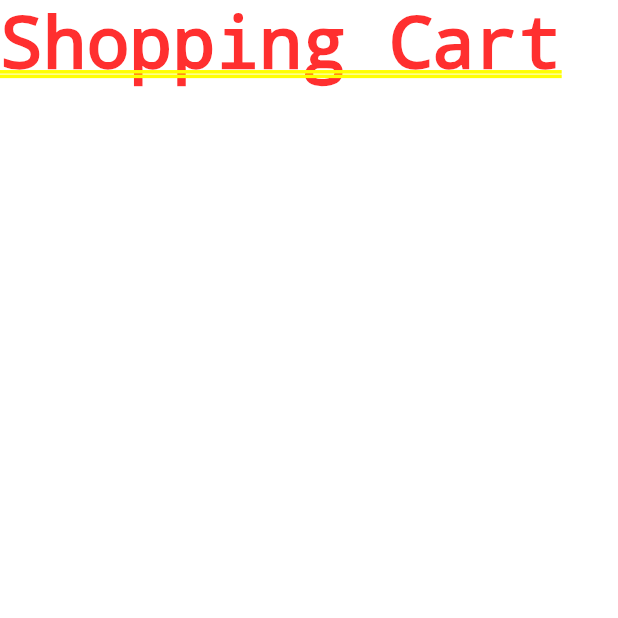
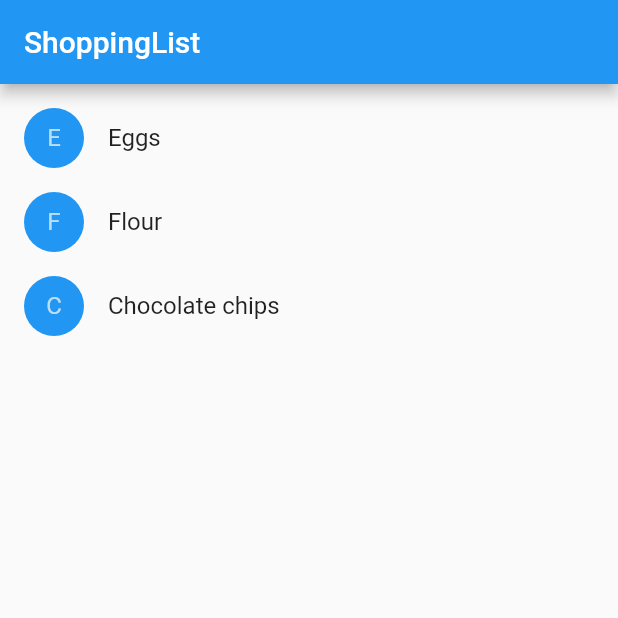
Before and after one commit to astutz96/shopping_cart, a Flutter app: the screen it shows after launch, on a phone screen of 412 x 824 dp, the top half of it. Run offline on Flutter 3.47's test engine with Material 2 defaults, Android fonts, the phone set to English and light mode, and no system bars.

Commit message:
Added shopping list

```diff
--- a/lib/main.dart
+++ b/lib/main.dart
@@ -1,10 +1,15 @@
 import 'package:flutter/material.dart';
-import 'dart:developer';
 
 void main() {
   runApp(MaterialApp(
     title: 'Shopping App',
-    home: Text('Shopping Cart'),
+    home: ShoppingList(
+      products: <Product>[
+        Product(name: 'Eggs'),
+        Product(name: 'Flour'),
+        Product(name: 'Chocolate chips'),
+      ],
+    ),
   ));
 }
 
@@ -51,3 +56,49 @@ class ShoppingListItem extends StatelessWidget {
     );
   }
 }
+
+class ShoppingList extends StatefulWidget{
+
+  final List<Product> products;
+  //For more info on Keys see https://api.flutter.dev/flutter/foundation/Key-class.html
+  ShoppingList({Key key, this.products}) : super(key: key);
+
+  //subclasses of State are typically named with leading underscores to indicate that they are private implementation details
+  _ShoppingListState createState() => _ShoppingListState();
+}
+
+// When this widget’s parent rebuilds, the parent creates a new instance of ShoppingList,
+// but the framework reuses the _ShoppingListState instance that is already in the tree rather than calling createState again.
+class _ShoppingListState extends State<ShoppingList> {
+
+  Set<Product> _shoppingCart = Set<Product>();
+
+  void _handleCartChanged(Product product, bool inCart) {
+    setState(() {
+      if (!inCart)
+        _shoppingCart.add(product);
+      else
+        _shoppingCart.remove(product);
+    });
+  }
+  //you don’t need to write separate code for creating and updating child widgets.
+  //Instead, you simply implement the build function, which handles both situations.
+  @override
+  Widget build(BuildContext context) {
+    return Scaffold(
+      appBar: AppBar(
+        title: Text('ShoppingList'),
+      ),
+      body: ListView(
+        padding: EdgeInsets.symmetric(vertical: 8.0),
+        children: widget.products.map((Product product) {
+          return ShoppingListItem(
+            product: product,
+            inCart: _shoppingCart.contains(product),
+            onCartChanged: _handleCartChanged,
+          );
+        }).toList(),
+      ),
+    );
+  }
+}
```
